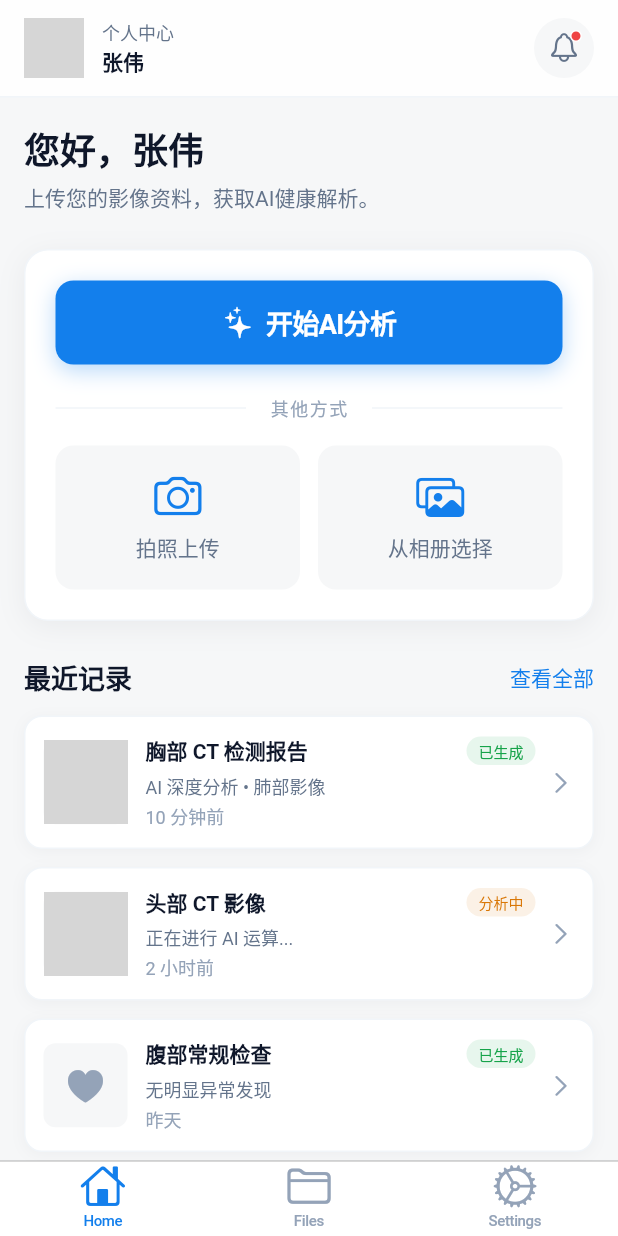
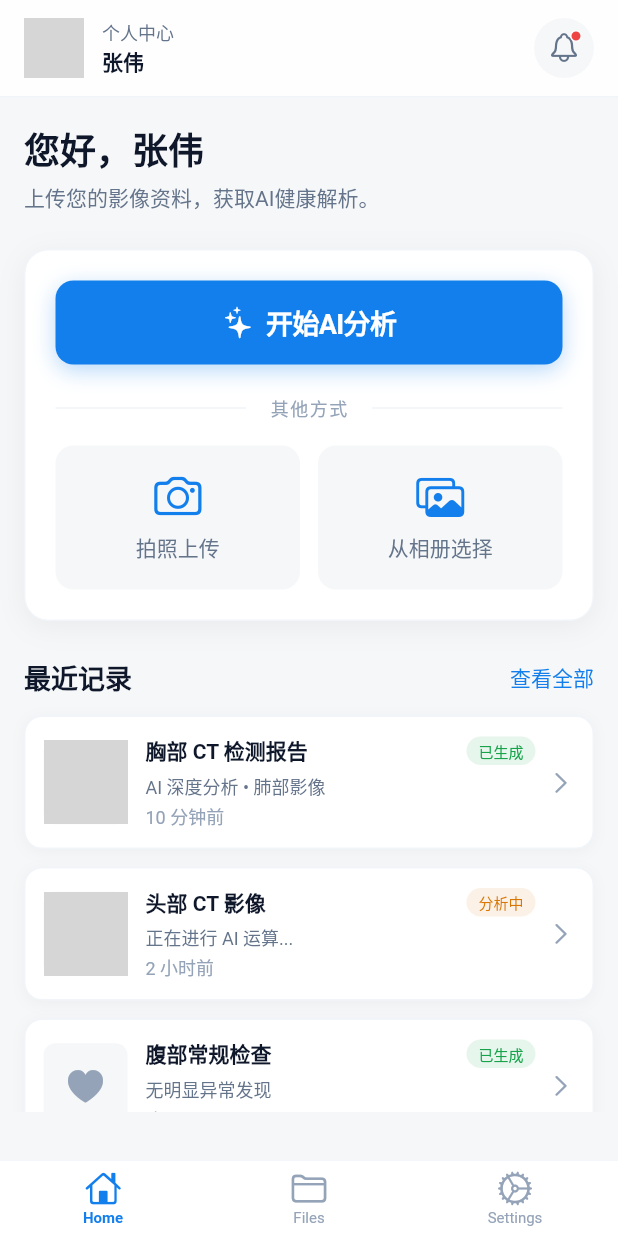
Before and after one commit to WangShayne/ai-ct, a Flutter app: the screen it shows after launch, on a phone screen of 412 x 824 dp. Run offline on Flutter 3.47's test engine with Material 3 defaults, Android fonts, the light colour scheme and no system bars; our stand-ins replace go_router; accounts and stored records are empty; network calls fail; grey boxes are pictures that could not be loaded.

Commit message:
fix: replace CupertinoTabScaffold with custom nav to fix blank page on tab switch

```diff
--- a/flutter_app/lib/core/widgets/bottom_nav_scaffold.dart
+++ b/flutter_app/lib/core/widgets/bottom_nav_scaffold.dart
@@ -17,14 +17,7 @@
     return 0;
   }
 
-  @override
-  Widget build(BuildContext context) {
-    final selectedIndex = _calculateSelectedIndex(context);
-
-    return CupertinoTabScaffold(
-      tabBar: CupertinoTabBar(
-        currentIndex: selectedIndex,
-        onTap: (index) {
+  void _onItemTapped(BuildContext context, int index) {
     switch (index) {
       case 0:
         context.go('/');
@@ -36,28 +29,104 @@
         context.go('/profile');
         break;
     }
-        },
-        activeColor: AppColors.primary,
-        inactiveColor: AppColors.textTertiary,
-        backgroundColor: AppColors.surface,
-        items: const [
-          BottomNavigationBarItem(
-            icon: Icon(CupertinoIcons.home),
+  }
+
+  @override
+  Widget build(BuildContext context) {
+    final selectedIndex = _calculateSelectedIndex(context);
+
+    return CupertinoPageScaffold(
+      child: Stack(
+        children: [
+          // Main content area with bottom padding for tab bar
+          Positioned.fill(
+            bottom: 83, // CupertinoTabBar height + safe area
+            child: child,
+          ),
+          // Bottom navigation bar
+          Positioned(
+            left: 0,
+            right: 0,
+            bottom: 0,
+            child: Container(
+              decoration: BoxDecoration(
+                color: AppColors.surface,
+                border: Border(
+                  top: BorderSide(
+                    color: AppColors.borderLight,
+                    width: 0.5,
+                  ),
+                ),
+              ),
+              child: SafeArea(
+                top: false,
+                child: SizedBox(
+                  height: 50,
+                  child: Row(
+                    mainAxisAlignment: MainAxisAlignment.spaceAround,
+                    children: [
+                      _buildNavItem(
+                        context,
+                        index: 0,
+                        icon: CupertinoIcons.home,
                         label: 'Home',
+                        isSelected: selectedIndex == 0,
                       ),
-          BottomNavigationBarItem(
-            icon: Icon(CupertinoIcons.folder),
+                      _buildNavItem(
+                        context,
+                        index: 1,
+                        icon: CupertinoIcons.folder,
                         label: 'Files',
+                        isSelected: selectedIndex == 1,
                       ),
-          BottomNavigationBarItem(
-            icon: Icon(CupertinoIcons.settings),
+                      _buildNavItem(
+                        context,
+                        index: 2,
+                        icon: CupertinoIcons.settings,
                         label: 'Settings',
+                        isSelected: selectedIndex == 2,
                       ),
                     ],
                   ),
-      tabBuilder: (context, index) {
-        return child;
-      },
+                ),
+              ),
+            ),
+          ),
+        ],
+      ),
+    );
+  }
+
+  Widget _buildNavItem(
+    BuildContext context, {
+    required int index,
+    required IconData icon,
+    required String label,
+    required bool isSelected,
+  }) {
+    final color = isSelected ? AppColors.primary : AppColors.textTertiary;
+
+    return GestureDetector(
+      behavior: HitTestBehavior.opaque,
+      onTap: () => _onItemTapped(context, index),
+      child: SizedBox(
+        width: 80,
+        child: Column(
+          mainAxisAlignment: MainAxisAlignment.center,
+          children: [
+            Icon(icon, color: color, size: 24),
+            const SizedBox(height: 2),
+            Text(
+              label,
+              style: TextStyle(
+                fontSize: 10,
+                color: color,
+                fontWeight: isSelected ? FontWeight.w600 : FontWeight.normal,
+              ),
+            ),
+          ],
+        ),
+      ),
     );
   }
 }
```
Also changed, not shown: 1 other file. Lines whose indentation alone changed are shown as unchanged.
